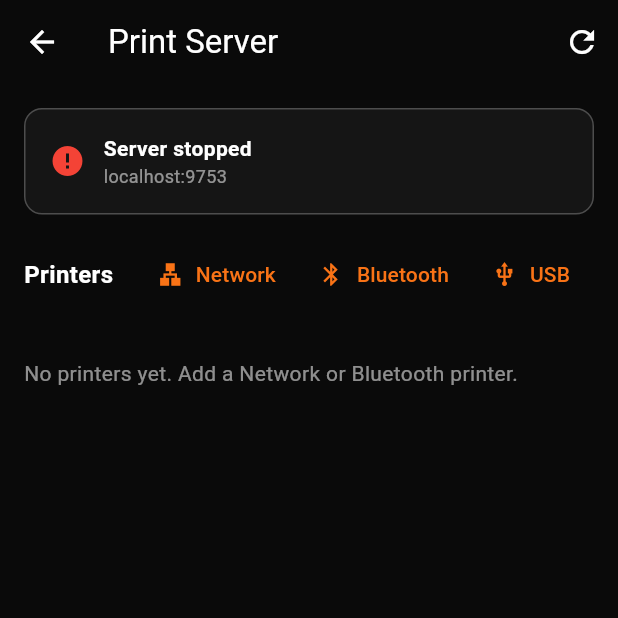
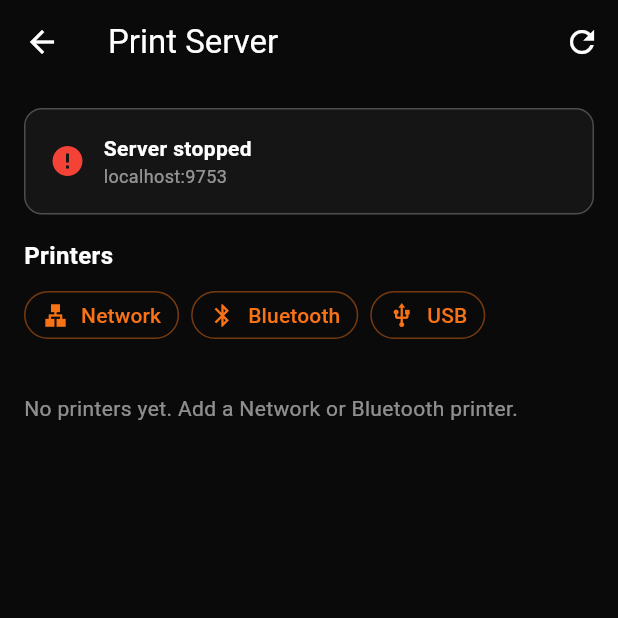
Before and after one commit to msuzan55/posex-app, a Flutter app: the PrintServerPanel screen opened directly with empty values, after a tap on "Bluetooth", on a phone screen of 412 x 824 dp, the top half of it. Run offline on Flutter 3.47's test engine with Material 3 defaults, Android fonts, the phone set to English and light mode, and no system bars; our stand-ins replace device_info_plus, firebase_core, firebase_messaging, flutter_local_notifications, image_picker, package_info_plus and 4 more; missing offline and left inert: flutter_thermal_printer, print_bluetooth_thermal, webview_flutter_android; accounts and stored records are empty; network calls fail.

Commit message:
Sync posex-app: push fixes, print server, native bridge updates

```diff
--- a/lib/main.dart
+++ b/lib/main.dart
@@ -75,6 +75,7 @@ class _WebViewScreenState extends State<WebViewScreen> with WidgetsBindingObserv
   String? _bootstrapError;
   Timer? _fabTimer;
   Timer? _probeTimer;
+  VoidCallback? _printerManagerListener;
   UpdateInfo? _update;
   UpdateDownloadState _updateState = UpdateDownloadState.idle;
   double _downloadProgress = 0;
@@ -97,17 +98,47 @@ class _WebViewScreenState extends State<WebViewScreen> with WidgetsBindingObserv
     WidgetsBinding.instance.removeObserver(this);
     _fabTimer?.cancel();
     _probeTimer?.cancel();
-    // Keep print server + foreground service running for remote printing.
+    final listener = _printerManagerListener;
+    final manager = _printerManager;
+    if (listener != null && manager != null) {
+      manager.removeListener(listener);
+    }
+    // Keep print server running for remote printing when service is active.
     super.dispose();
   }
 
   @override
   void didChangeAppLifecycleState(AppLifecycleState state) {
-    // Re-assert foreground service when app goes to background.
+    // Keep background remote printing alive only while printers are connected.
     if (state == AppLifecycleState.paused ||
         state == AppLifecycleState.inactive) {
-      PrintForegroundService.start();
+      unawaited(_syncPrintForegroundService());
     }
+  }
+
+  Future<void> _syncPrintForegroundService() async {
+    final manager = _printerManager;
+    if (manager == null) return;
+
+    if (!manager.hasConnectedPrinter) {
+      await PrintForegroundService.stop();
+      return;
+    }
+
+    final notif = await Permission.notification.status;
+    if (!notif.isGranted) return;
+
+    await PrintForegroundService.start(
+      connectedCount: manager.connectedPrinterCount,
+    );
+  }
+
+  void _attachPrinterManagerListener(PrinterManager manager) {
+    _printerManagerListener ??= () {
+      unawaited(_syncPrintForegroundService());
+    };
+    manager.removeListener(_printerManagerListener!);
+    manager.addListener(_printerManagerListener!);
   }
 
   Future<void> _bootstrap() async {
@@ -129,16 +160,14 @@ class _WebViewScreenState extends State<WebViewScreen> with WidgetsBindingObserv
       }
 
       await manager.init();
+      _attachPrinterManagerListener(manager);
 
-      // Notification permission before foreground service (Android 13+).
-      final notif = await Permission.notification.status;
-      if (notif.isGranted) {
-        await PrintForegroundService.start();
-      }
+      _probeTimer = Timer.periodic(const Duration(seconds: 15), (_) async {
+        await manager.reconnectAll();
+        await _syncPrintForegroundService();
+      });
 
-      _probeTimer = Timer.periodic(const Duration(seconds: 15), (_) {
-        manager.reconnectAll();
-      });
+      await _syncPrintForegroundService();
     } catch (e, st) {
       debugPrint('[PosEx] bootstrap error: $e\n$st');
       _bootstrapError ??= 'Startup error: $e';
@@ -397,6 +426,7 @@ class _WebViewScreenState extends State<WebViewScreen> with WidgetsBindingObserv
   @override
   Widget build(BuildContext context) {
     final controller = _controller;
+    final bottomInset = MediaQuery.paddingOf(context).bottom;
     return PopScope(
       canPop: false,
       onPopInvokedWithResult: (didPop, _) async {
@@ -516,9 +546,12 @@ class _WebViewScreenState extends State<WebViewScreen> with WidgetsBindingObserv
               if (_showPrintFab)
                 Positioned(
                   right: 12,
-                  bottom: 12,
-                  child: GestureDetector(
+                  bottom: bottomInset + 12,
+                  child: Material(
+                    color: Colors.transparent,
+                    child: InkWell(
                       onTap: _openPrintPanel,
+                      borderRadius: BorderRadius.circular(24),
                       child: Container(
                         width: 48,
                         height: 48,
@@ -536,6 +569,7 @@ class _WebViewScreenState extends State<WebViewScreen> with WidgetsBindingObserv
                       ),
                     ),
                   ),
+                ),
             ],
           ),
         ),
--- a/lib/print_server/print_server_panel.dart
+++ b/lib/print_server/print_server_panel.dart
@@ -76,30 +76,31 @@ class _PrintServerPanelState extends State<PrintServerPanel> {
             children: [
               _statusCard(),
               const SizedBox(height: 16),
-              Row(
-                children: [
               const Text('Printers',
                   style: TextStyle(
                       color: Colors.white,
                       fontSize: 16,
                       fontWeight: FontWeight.w700)),
-                  const Spacer(),
-                  TextButton.icon(
+              const SizedBox(height: 8),
+              Wrap(
+                spacing: 8,
+                runSpacing: 4,
+                alignment: WrapAlignment.start,
+                children: [
+                  _addPrinterChip(
+                    icon: Icons.lan,
+                    label: 'Network',
                     onPressed: _addNetworkDialog,
-                    icon: const Icon(Icons.lan, color: _accent, size: 18),
-                    label: const Text('Network',
-                        style: TextStyle(color: _accent)),
                   ),
-                  TextButton.icon(
+                  _addPrinterChip(
+                    icon: Icons.bluetooth,
+                    label: 'Bluetooth',
                     onPressed: _addBluetoothDialog,
-                    icon: const Icon(Icons.bluetooth, color: _accent, size: 18),
-                    label: const Text('Bluetooth',
-                        style: TextStyle(color: _accent)),
                   ),
-                  TextButton.icon(
+                  _addPrinterChip(
+                    icon: Icons.usb,
+                    label: 'USB',
                     onPressed: _addUsbDialog,
-                    icon: const Icon(Icons.usb, color: _accent, size: 18),
-                    label: const Text('USB', style: TextStyle(color: _accent)),
                   ),
                 ],
               ),
@@ -167,26 +168,39 @@ class _PrintServerPanelState extends State<PrintServerPanel> {
         crossAxisAlignment: CrossAxisAlignment.start,
         children: [
           Row(
+            crossAxisAlignment: CrossAxisAlignment.start,
             children: [
-              Icon(online ? Icons.circle : Icons.circle_outlined,
+              Padding(
+                padding: const EdgeInsets.only(top: 2),
+                child: Icon(online ? Icons.circle : Icons.circle_outlined,
                     size: 12, color: online ? Colors.green : Colors.white38),
+              ),
               const SizedBox(width: 8),
               Expanded(
-                child: Text(p.name,
+                child: Column(
+                  crossAxisAlignment: CrossAxisAlignment.start,
+                  children: [
+                    Text(p.name,
                         style: const TextStyle(
                             color: Colors.white, fontWeight: FontWeight.w600)),
+                    const SizedBox(height: 2),
+                    Text(
+                      '${p.transport.label} · ${p.address}',
+                      style: const TextStyle(color: Colors.white38, fontSize: 12),
                     ),
-              Text(p.transport.label,
-                  style: const TextStyle(color: Colors.white54, fontSize: 11)),
+                  ],
+                ),
+              ),
               IconButton(
+                visualDensity: VisualDensity.compact,
+                padding: EdgeInsets.zero,
+                constraints: const BoxConstraints(minWidth: 36, minHeight: 36),
                 icon: const Icon(Icons.delete_outline,
                     color: Colors.redAccent, size: 20),
                 onPressed: () => _m.removePrinter(p.id),
               ),
             ],
           ),
-          Text(p.address,
-              style: const TextStyle(color: Colors.white38, fontSize: 12)),
           const SizedBox(height: 8),
           Wrap(
             spacing: 8,
@@ -368,6 +382,24 @@ class _PrintServerPanelState extends State<PrintServerPanel> {
     );
   }
 
+  Widget _addPrinterChip({
+    required IconData icon,
+    required String label,
+    required VoidCallback onPressed,
+  }) {
+    return OutlinedButton.icon(
+      onPressed: onPressed,
+      style: OutlinedButton.styleFrom(
+        foregroundColor: _accent,
+        side: BorderSide(color: _accent.withValues(alpha: 0.45)),
+        padding: const EdgeInsets.symmetric(horizontal: 12, vertical: 8),
+        visualDensity: VisualDensity.compact,
+      ),
+      icon: Icon(icon, size: 18),
+      label: Text(label),
+    );
+  }
+
   Widget _field(TextEditingController c, String label,
       {TextInputType? keyboardType}) {
     return Padding(
--- a/lib/print_server/printer_manager.dart
+++ b/lib/print_server/printer_manager.dart
@@ -33,6 +33,12 @@ class PrinterManager extends ChangeNotifier {
   String? get defaultBarcodeId => _defaultBarcodeId;
 
   bool isOnline(String id) => _online[id] == true;
+
+  /// Printers that passed the last reachability probe.
+  int get connectedPrinterCount =>
+      _online.values.where((online) => online).length;
+
+  bool get hasConnectedPrinter => connectedPrinterCount > 0;
 
   PrinterConfig? _byId(String? id) {
     if (id == null) return null;
--- a/lib/push/push_registration_service.dart
+++ b/lib/push/push_registration_service.dart
@@ -56,7 +56,7 @@ class PushRegistrationService {
       await Firebase.initializeApp(options: DefaultFirebaseOptions.currentPlatform);
       FirebaseMessaging.onBackgroundMessage(firebaseMessagingBackgroundHandler);
 
-      const androidInit = AndroidInitializationSettings('@mipmap/ic_launcher');
+      const androidInit = AndroidInitializationSettings('@drawable/ic_stat_print');
       await _localNotifications.initialize(
         const InitializationSettings(android: androidInit),
         onDidReceiveNotificationResponse: (_) {},
@@ -225,6 +225,7 @@ class PushRegistrationService {
       'PosEx notifications',
       importance: Importance.high,
       priority: Priority.high,
+      icon: '@drawable/ic_stat_print',
     );
     await _localNotifications.show(
       message.hashCode,
```
Also changed, not shown: lib/print_server/print_foreground_service.dart (+5 -2 lines), 3 other files. Lines whose indentation alone changed are shown as unchanged.
